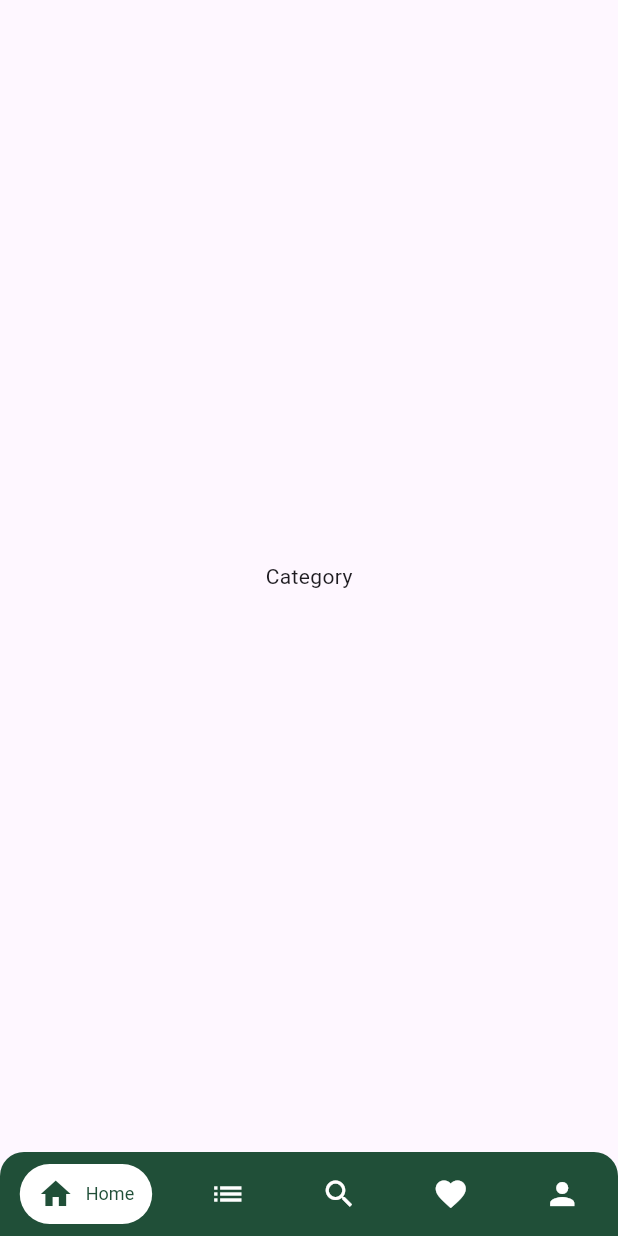
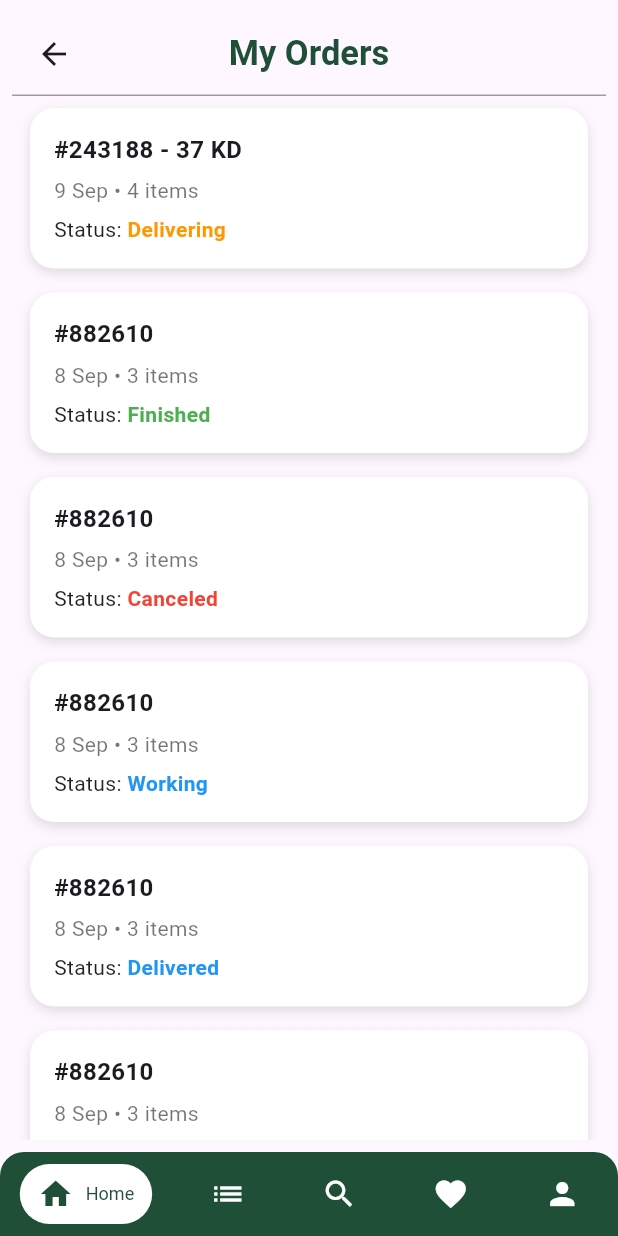
Before and after one commit to zyad-abdelhamed/fruits-app, a Flutter app: the DashboardView screen opened by its route, swiped to page 2, on a phone screen of 412 x 824 dp. Run offline on Flutter 3.47's test engine with Material 3 defaults, Android fonts, the phone set to English and light mode, and no system bars; missing offline and left inert: otp_plus; Roboto replaces fonts that are missing (Cairo).

Commit message:
create order item widget and orders widget

```diff
--- a/lib/core/constants/app_strings.dart
+++ b/lib/core/constants/app_strings.dart
@@ -38,6 +38,7 @@ abstract class AppStrings {
   static const String close = 'close';
   static const String sellers = 'Sellers';
   static const String showAll = 'Show all';
+  static const String myOrders = 'My Orders';
   static const String basket = 'Basket';
   static const String proceedToCheckout = "proceed to Checkout";
 }
--- a/lib/features/dashboard/views/dashboard_view.dart
+++ b/lib/features/dashboard/views/dashboard_view.dart
@@ -1,6 +1,8 @@
 import 'package:flutter/material.dart';
+import 'package:fruits_app/features/dashboard/widgets/cart_widget.dart';
 import 'package:fruits_app/features/dashboard/widgets/custom_bottom_nav_bar.dart';
 import 'package:fruits_app/features/dashboard/widgets/home_widget.dart';
+import 'package:fruits_app/features/dashboard/widgets/orders_widget.dart';
 
 class DashboardView extends StatefulWidget {
   const DashboardView({super.key});
@@ -36,8 +38,8 @@ class _DashboardViewState extends State<DashboardView> {
           controller: _PageController,
           children: const [
             HomeWidget(),
-            Center(child: Text('Category')),
-            Center(child: Text('Search')),
+            OrdersWidget(),
+            CartWidget(),
             Center(child: Text('Favorite')),
             Center(child: Text('Profile')),
           ],
--- /dev/null
+++ b/lib/features/dashboard/widgets/order_widget.dart
@@ -0,0 +1,110 @@
+import 'package:flutter/material.dart';
+
+class OrderItemWidget extends StatelessWidget {
+  final String orderNumber;
+  final String date;
+  final int itemsCount;
+  final double? price;
+  final OrderStatus status;
+
+  const OrderItemWidget({
+    super.key,
+    required this.orderNumber,
+    required this.date,
+    required this.itemsCount,
+    required this.status,
+    this.price,
+  });
+
+  // ألوان الحالة حسب الصورة
+  Color _statusColor(OrderStatus status) {
+    switch (status) {
+      case OrderStatus.delivering:
+        return Colors.orange;
+      case OrderStatus.finished:
+        return Colors.green;
+      case OrderStatus.canceled:
+        return Colors.red;
+      case OrderStatus.working:
+        return Colors.blue;
+      case OrderStatus.delivered:
+        return Colors.blue;
+      case OrderStatus.newOrder:
+        return Colors.grey;
+    }
+  }
+
+  String _statusText(OrderStatus status) {
+    switch (status) {
+      case OrderStatus.delivering:
+        return "Delivering";
+      case OrderStatus.finished:
+        return "Finished";
+      case OrderStatus.canceled:
+        return "Canceled";
+      case OrderStatus.working:
+        return "Working";
+      case OrderStatus.delivered:
+        return "Delivered";
+      case OrderStatus.newOrder:
+        return "New";
+    }
+  }
+
+  @override
+  Widget build(BuildContext context) {
+    return Container(
+      margin: const EdgeInsets.symmetric(horizontal: 12, vertical: 8),
+      padding: const EdgeInsets.all(16),
+      decoration: BoxDecoration(
+        color: Colors.white,
+        borderRadius: BorderRadius.circular(16),
+        boxShadow: [
+          BoxShadow(color: Colors.black12, blurRadius: 6, offset: Offset(0, 3)),
+        ],
+      ),
+      child: Column(
+        crossAxisAlignment: CrossAxisAlignment.start,
+        children: [
+          Text(
+            price != null
+                ? "#$orderNumber - ${price!.toStringAsFixed(0)} KD"
+                : "#$orderNumber",
+            style: const TextStyle(fontWeight: FontWeight.bold, fontSize: 16),
+          ),
+          const SizedBox(height: 6),
+          Text(
+            "$date • $itemsCount items",
+            style: const TextStyle(fontSize: 14, color: Colors.black54),
+          ),
+          const SizedBox(height: 6),
+          Row(
+            children: [
+              const Text(
+                "Status: ",
+                style: TextStyle(fontSize: 14, color: Colors.black87),
+              ),
+              Text(
+                _statusText(status),
+                style: TextStyle(
+                  fontSize: 14,
+                  color: _statusColor(status),
+                  fontWeight: FontWeight.bold,
+                ),
+              ),
+            ],
+          ),
+        ],
+      ),
+    );
+  }
+}
+
+enum OrderStatus {
+  delivering,
+  finished,
+  canceled,
+  working,
+  delivered,
+  newOrder, // سميته newOrder بدل new لأنه محجوز
+}
--- /dev/null
+++ b/lib/features/dashboard/widgets/orders_widget.dart
@@ -0,0 +1,62 @@
+import 'package:flutter/material.dart';
+import 'package:fruits_app/core/constants/app_strings.dart';
+import 'package:fruits_app/features/dashboard/widgets/order_widget.dart';
+
+class OrdersWidget extends StatelessWidget {
+  const OrdersWidget({super.key});
+
+  @override
+  Widget build(BuildContext context) {
+    return Column(
+      children: [
+        // app bar
+        AppBar(leading: const BackButton(), title: Text(AppStrings.myOrders)),
+
+        // orders
+        Expanded(
+          child: ListView(
+            children: const [
+              OrderItemWidget(
+                orderNumber: "243188",
+                date: "9 Sep",
+                itemsCount: 4,
+                price: 37,
+                status: OrderStatus.delivering,
+              ),
+              OrderItemWidget(
+                orderNumber: "882610",
+                date: "8 Sep",
+                itemsCount: 3,
+                status: OrderStatus.finished,
+              ),
+              OrderItemWidget(
+                orderNumber: "882610",
+                date: "8 Sep",
+                itemsCount: 3,
+                status: OrderStatus.canceled,
+              ),
+              OrderItemWidget(
+                orderNumber: "882610",
+                date: "8 Sep",
+                itemsCount: 3,
+                status: OrderStatus.working,
+              ),
+              OrderItemWidget(
+                orderNumber: "882610",
+                date: "8 Sep",
+                itemsCount: 3,
+                status: OrderStatus.delivered,
+              ),
+              OrderItemWidget(
+                orderNumber: "882610",
+                date: "8 Sep",
+                itemsCount: 3,
+                status: OrderStatus.newOrder,
+              ),
+            ],
+          ),
+        ),
+      ],
+    );
+  }
+}
```
